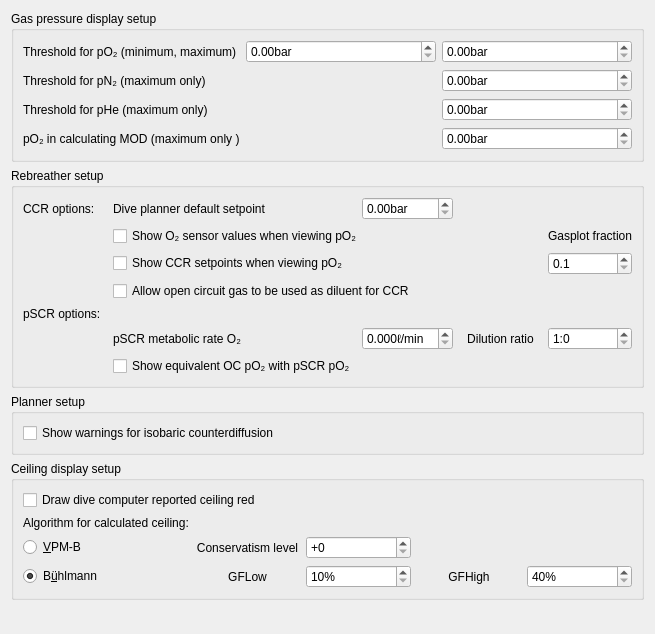
subsurface/subsurface, file desktop-widgets/preferences/preferences_graph.ui: the form before one commit.
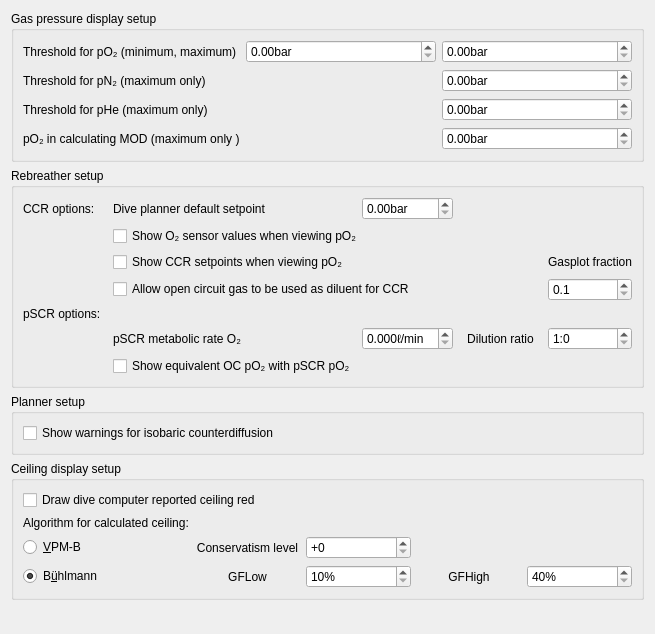
The form after the commit.

Commit message:
ui: preferences_graph.ui re-created with qtdesigner5
the changes are now smaller, compared to the version created with
designer6

The edit to the form file:
```diff
--- a/desktop-widgets/preferences/preferences_graph.ui
+++ b/desktop-widgets/preferences/preferences_graph.ui
@@ -236,7 +236,7 @@
         </property>
        </widget>
       </item>
-      <item row="2" column="4">
+      <item row="3" column="4">
        <widget class="QDoubleSpinBox" name="gasplot_frac">
         <property name="decimals">
          <number>1</number>
@@ -252,7 +252,7 @@
         </property>
        </widget>
       </item>
-      <item row="1" column="3" colspan="2">
+      <item row="2" column="3" colspan="2">
        <widget class="QLabel" name="label">
         <property name="text">
          <string>Gasplot fraction</string>
```
Left out of the diff: 12 changed lines with no effect on the pictures.
